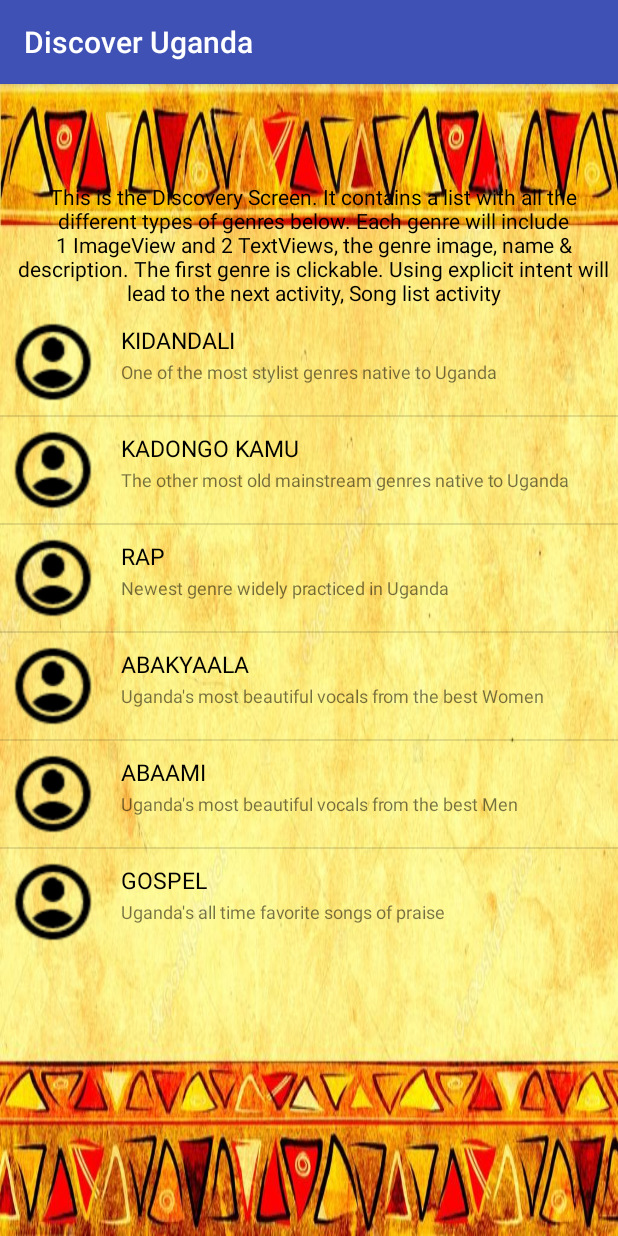
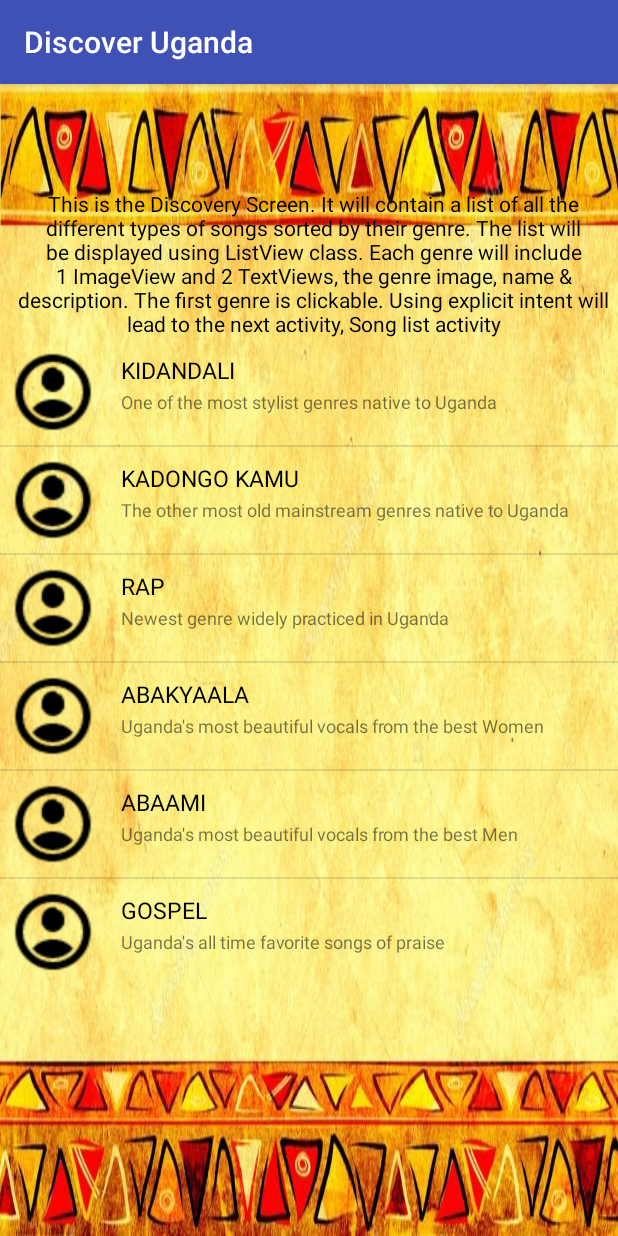
Before and after one commit to Mariamsengo/MusicalStructureApp, an Android app: the DiscoverActivity screen opened directly, with no data from a screen before it, on a phone screen of 412 x 824 dp. Run offline under Robolectric (Android 15) with nearby library versions, the phone set to English and light mode, and no system bars.

Commit message:
2nd Commit

```diff
--- a/app/src/main/java/com/example/android/musicalstructureapp/DiscoverActivity.java
+++ b/app/src/main/java/com/example/android/musicalstructureapp/DiscoverActivity.java
@@ -37,13 +37,14 @@ public class DiscoverActivity extends AppCompatActivity {
         DiscoverAdapter playListAdapter = new DiscoverAdapter(this, playLists);
         listView.setAdapter(playListAdapter);
 
+        // Set a click listener on that View
         listView.setOnItemClickListener(new AdapterView.OnItemClickListener() {
             @Override
             public void onItemClick(AdapterView<?> a, View v, int position,
                                     long id) {
-
+                // Create a new intent
                 Intent intent = new Intent(DiscoverActivity.this, SongActivity.class);
-
+                // Start the new activity
                 startActivity(intent);
             }
         });
--- a/app/src/main/res/layout/activity_discover.xml
+++ b/app/src/main/res/layout/activity_discover.xml
@@ -11,7 +11,7 @@
         android:layout_width="match_parent"
         android:layout_height="wrap_content"
         android:text="@string/discovery_screen_description"
-        android:paddingTop="65dp"
+        android:paddingTop="70dp"
         android:paddingLeft="5dp"
         android:gravity="center"
         android:textColor="#000000"/>
@@ -21,7 +21,7 @@
         android:layout_width="match_parent"
         android:layout_height="wrap_content"
         android:layout_alignParentLeft="true"
-        android:paddingTop="150dp"
+        android:paddingTop="170dp"
         android:paddingBottom="80dp"
         android:clickable="true">
 
--- a/app/src/main/res/layout/activity_main.xml
+++ b/app/src/main/res/layout/activity_main.xml
@@ -12,7 +12,8 @@
         android:layout_width="match_parent"
         android:layout_height="wrap_content"
         android:text="@string/home_screen_description"
-        android:textColor="#000000"
+        android:textColor="#ffffff"
+        android:background="#000000"
         android:gravity="center"
         android:padding="5dp"/>
 
--- a/app/src/main/res/layout/activity_radio.xml
+++ b/app/src/main/res/layout/activity_radio.xml
@@ -10,11 +10,12 @@
     <TextView
         android:layout_width="match_parent"
         android:layout_height="wrap_content"
-        android:textColor="#000000"
+        android:textColor="#ffffff"
         android:paddingLeft="5dp"
         android:paddingRight="5dp"
         android:gravity="center"
-        android:text="@string/radio_screen_description"/>
+        android:background="#000000"
+        android:text="@string/radio_screen_description" />
 
     <ImageView
         android:id="@+id/imageView"
--- a/app/src/main/res/layout/activity_song.xml
+++ b/app/src/main/res/layout/activity_song.xml
@@ -11,8 +11,9 @@
         android:layout_width="match_parent"
         android:layout_height="wrap_content"
         android:text="@string/song_list_screen_description"
-        android:paddingTop="65dp"
+        android:paddingTop="70dp"
         android:paddingLeft="5dp"
+        android:gravity="center"
         android:textColor="#000000"/>
 
     <Button
--- a/app/src/main/res/values/strings.xml
+++ b/app/src/main/res/values/strings.xml
@@ -6,10 +6,10 @@
     <string name="label_Abakyaala" />
     <string name="label_Abaami" />
     <string name="label_Gospel" />
-    <string name="discovery_screen_description"><![CDATA[This is the Discovery Screen.  It contains a list with all the different types of genres below. Each genre will include 1 ImageView and 2 TextViews, the genre image, name & description. The first genre is clickable. Using explicit intent will lead to the next activity, Song list activity]]></string>
+    <string name="discovery_screen_description"><![CDATA[This is the Discovery Screen.  It will contain a list of all the different types of songs sorted by their genre. The list will be displayed using ListView class. Each genre will include 1 ImageView and 2 TextViews, the genre image, name & description. The first genre is clickable. Using explicit intent will lead to the next activity, Song list activity]]></string>
     <string name="song_list_screen_description">This is the song list screen. You will be directed to this page regardless of which genre selected. This page will include a ListView and ArrayAdapter. It will display a few songs using 2 TextViews that will fall under that specific genre. You will be able to see the song artist and name. Please click the first song. Explicit intent has been used to view the next activity, Now playing activity </string>
     <string name="now_playing_screen_description">This is the now playing screen. This page will allow you to play your selected song. It will contain an Imageview that illustrates the artist. Below that, 2 TextViews that will display the song artist and song name. A seekbar that shows you your progress throughout the song play and lastly, 5 ImageButtons with the options to play, pause, stop, skip to the beginning or to the end of the song and shuffle.</string>
     <string name="radio_screen_description">This is the Radio Screen. It contains an ImageView, a TextView for the radiostations name, a SeekBar to show the stations progress and the functionality buttons such as play, stop, skip to next station or skip back Usually, the radiostation would stream stations from a Ugandan radio website, e.g SIMBA</string>
-    <string name="home_screen_description">This is the Home Screen. It has 3 different activities, Discover, Playlist, Radio. They are Buttons that are clickable with the use of explicit intent to allow you to view them. At the end, it includes a search section that would allow you to search for songs by typing either the artist, song name or playlist.</string>
-    <string name="playlist_screen_description">This is the Playlist Screen. This is where you can create your own playlist by using the Add New Playlist Button.</string>
+    <string name="home_screen_description">This is the Home Screen. It has 3 different activities, Discover, Playlist, Radio. The Buttons are clickable  with the use of explicit intent to allow you to view them. At the end, it includes a search section that would allow you to search for songs by typing either the artist, song name or playlist.</string>
+    <string name="playlist_screen_description">This is the Playlist Screen. This is where you can create your own playlist by using the Add New Playlist Button. Your playlists would be displayed using the ListView class</string>
 </resources>
```
Also changed, not shown: app/src/main/res/layout/activity_nowplaying.xml (+4 -3 lines).
